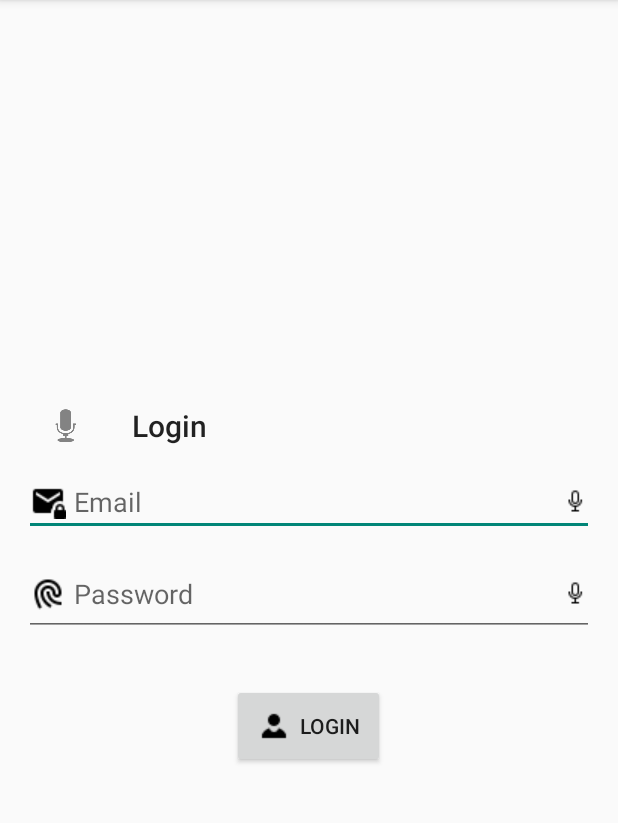
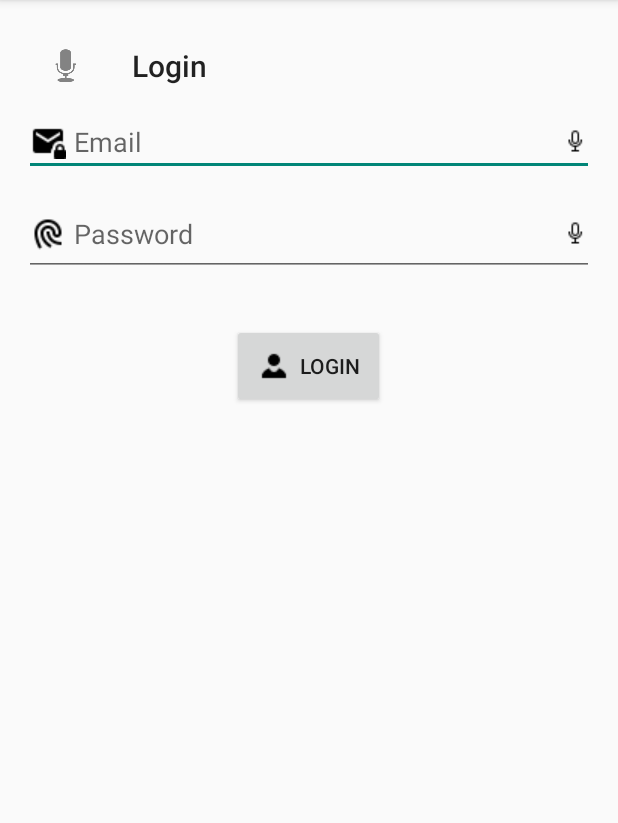
Before and after one commit to priyadarshani1998/voice-emailing-on-android, an Android app: the LoginActivity screen opened directly, with no data from a screen before it, on a phone screen of 412 x 824 dp, the part 84-907 px from its top. Run offline under Robolectric (Android 15) with nearby library versions, the phone set to English and light mode, and no system bars.

```diff
--- a/app/src/main/res/layout/activity_login.xml
+++ b/app/src/main/res/layout/activity_login.xml
@@ -2,7 +2,7 @@
 <LinearLayout xmlns:android="http://schemas.android.com/apk/res/android"
     xmlns:app="http://schemas.android.com/apk/res-auto"
     android:layout_width="match_parent"
-    android:layout_height="match_parent"
+    android:layout_height="wrap_content"
     android:gravity="center"
     android:orientation="vertical"
     android:paddingBottom="16dp"
@@ -31,8 +31,8 @@
         android:imeOptions="actionNext"
         android:inputType="textEmailAddress">
 
-        <requestFocus />
     </EditText>
+
 
     <EditText
         android:id="@+id/txt_pwd"
--- a/build.gradle
+++ b/build.gradle
@@ -3,9 +3,10 @@
 buildscript {
     repositories {
         jcenter()
+        google()
     }
     dependencies {
-        classpath 'com.android.tools.build:gradle:3.0.1'
+        classpath 'com.android.tools.build:gradle:3.1.3'
 
         // NOTE: Do not place your application dependencies here; they belong
         // in the individual module build.gradle files
```
Also changed, not shown: app/src/main/java/com/example/sindhoora/mini/LoginActivity.java (+5 -4 lines), app/src/main/res/drawable/icon_close.png (added), 1 other file.
